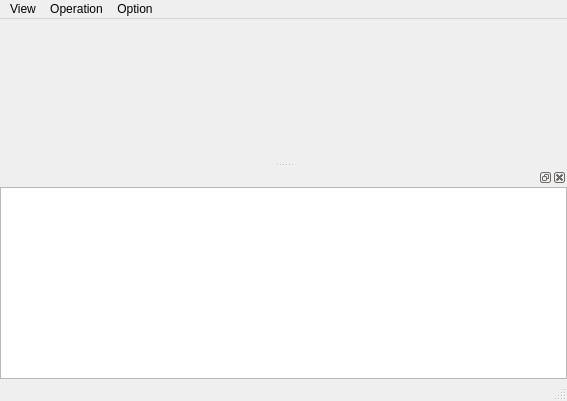
First picture: the form in mainwindow.ui, repository haraki/farman, before the edit.
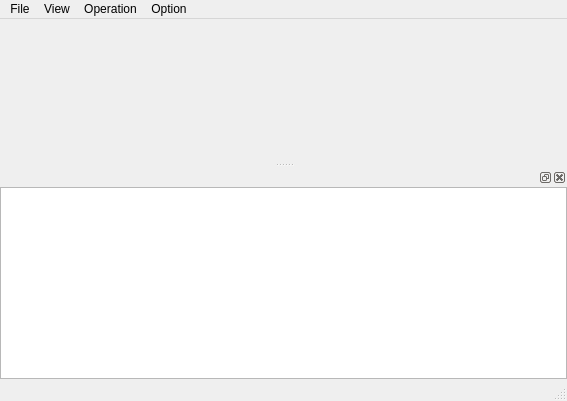
Second picture: the form after the edit.

Commit message: implement confirm quit.

What changed in the file:
```diff
--- a/mainwindow.ui
+++ b/mainwindow.ui
@@ -64,6 +64,13 @@
     </property>
     <addaction name="actionOption"/>
    </widget>
+   <widget class="QMenu" name="menuFile">
+    <property name="title">
+     <string>File</string>
+    </property>
+    <addaction name="actionQuit"/>
+   </widget>
+   <addaction name="menuFile"/>
    <addaction name="viewMenu"/>
    <addaction name="menuOperation"/>
    <addaction name="menuOption"/>
```
Left out of the diff: 8 changed lines with no effect on the pictures. The commit also changes 2 other files.
